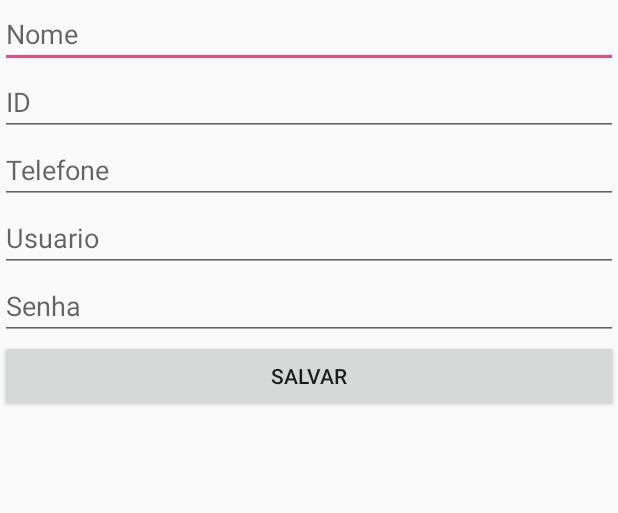
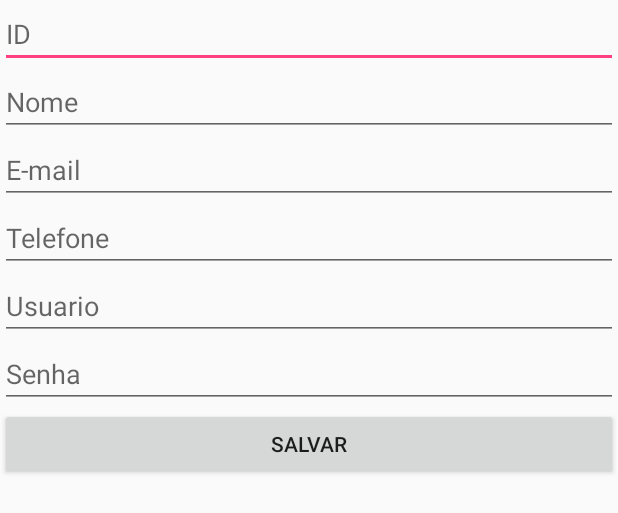
Before and after one commit to claranobre/Meu-Socio, an Android app: the layout activity_cadastro.xml on its own in the app's theme, with its tools: preview values and no code run, on a phone screen of 412 x 824 dp. Shown: the top 513 px of the screen. Run offline under Robolectric (Android 15) with nearby library versions, the phone set to English and light mode, and no system bars.

Commit message:
Menu Funcionando

```diff
--- a/MeuSocio/app/src/main/AndroidManifest.xml
+++ b/MeuSocio/app/src/main/AndroidManifest.xml
@@ -37,7 +37,8 @@
         <activity
             android:name=".Activities.ListaUsuariosActivity"
             android:label="@string/title_activity_lista_usuarios"
-            android:theme="@style/AppTheme.NoActionBar"></activity>
+            android:theme="@style/AppTheme.NoActionBar" />
+        <activity android:name=".Activities.CadastroActivity"></activity>
     </application>
 
 </manifest>
--- /dev/null
+++ b/MeuSocio/app/src/main/java/com/meu/socio/meusocio/Activities/CadastroActivity.java
@@ -0,0 +1,15 @@
+package com.meu.socio.meusocio.Activities;
+
+import android.support.v7.app.AppCompatActivity;
+import android.os.Bundle;
+
+import com.meu.socio.meusocio.R;
+
+public class CadastroActivity extends AppCompatActivity {
+
+    @Override
+    protected void onCreate(Bundle savedInstanceState) {
+        super.onCreate(savedInstanceState);
+        setContentView(R.layout.activity_cadastro);
+    }
+}
--- a/MeuSocio/app/src/main/java/com/meu/socio/meusocio/Activities/CadastroFragment.java
+++ b/MeuSocio/app/src/main/java/com/meu/socio/meusocio/Activities/CadastroFragment.java
@@ -14,11 +14,11 @@ import com.meu.socio.meusocio.R;
 
 public class CadastroFragment extends android.support.v4.app.Fragment {
 
-    @Nullable
-    @Override
-    public View onCreateView(LayoutInflater inflater, ViewGroup container, @Nullable Bundle savedInstanceState) {
-        return inflater.inflate(R.layout.cadastro_fragment, container, false);
-    }
+//    @Nullable
+//    @Override
+//    public View onCreateView(LayoutInflater inflater, ViewGroup container, @Nullable Bundle savedInstanceState) {
+////        return inflater.inflate(R.layout.cadastro_fragment, container, false);
+//    }
 
     @Override
     public void onViewCreated(View view, @Nullable Bundle savedInstanceState) {
--- a/MeuSocio/app/src/main/java/com/meu/socio/meusocio/Activities/Cadastro.java
+++ b/MeuSocio/app/src/main/java/com/meu/socio/meusocio/Cadastro.java
@@ -1,4 +1,4 @@
-package com.meu.socio.meusocio.Activities;
+package com.meu.socio.meusocio;
 
 
 import java.util.ArrayList;
--- a/MeuSocio/app/src/main/java/com/meu/socio/meusocio/Activities/Status.java
+++ b/MeuSocio/app/src/main/java/com/meu/socio/meusocio/Status.java
@@ -1,4 +1,4 @@
-package com.meu.socio.meusocio.Activities;
+package com.meu.socio.meusocio;
 
 /**
  * Created by clara on 9/20/17.
--- a/MeuSocio/app/src/main/java/com/meu/socio/meusocio/Activities/Usuario.java
+++ b/MeuSocio/app/src/main/java/com/meu/socio/meusocio/Usuario.java
@@ -1,4 +1,4 @@
-package com.meu.socio.meusocio.Activities;
+package com.meu.socio.meusocio;
 
 /**
  * Created by clara on 9/20/17.
--- a/MeuSocio/app/src/main/res/layout/cadastro_fragment.xml
+++ b/MeuSocio/app/src/main/res/layout/activity_cadastro.xml
@@ -10,38 +10,45 @@
         <EditText
             android:layout_width="match_parent"
             android:layout_height="wrap_content"
+            android:hint="ID"
+            android:id="@+id/cadastro_id"/>
+        <EditText
+
+            android:layout_width="match_parent"
+            android:layout_height="wrap_content"
             android:hint="Nome"
-            android:id="@+id/formulario_nome"/>
+            android:id="@+id/cadastro_nome"/>
+
 
         <EditText
             android:layout_width="match_parent"
             android:layout_height="wrap_content"
-            android:hint="ID"
-            android:id="@+id/formulario_id"/>
+            android:hint="E-mail"
+            android:id="@+id/cadastro_email"/>
 
         <EditText
             android:layout_width="match_parent"
             android:layout_height="wrap_content"
             android:hint="Telefone"
-            android:id="@+id/formulario_telefone"/>
+            android:id="@+id/cadastro_telefone"/>
 
         <EditText
             android:layout_width="match_parent"
             android:layout_height="wrap_content"
             android:hint="Usuario"
-            android:id="@+id/formulario_usuario"/>
+            android:id="@+id/cadastro_usuario"/>
 
         <EditText
             android:layout_width="match_parent"
             android:layout_height="wrap_content"
             android:hint="Senha"
-            android:id="@+id/formulario_senha"/>
+            android:id="@+id/cadastro_senha"/>
 
         <Button
             android:layout_width="match_parent"
             android:layout_height="wrap_content"
             android:text="Salvar"
-            android:id="@+id/formulario_salvar"/>
+            android:id="@+id/cadastro_salvar"/>
 
 
     </LinearLayout>
--- a/MeuSocio/app/src/main/res/values/strings.xml
+++ b/MeuSocio/app/src/main/res/values/strings.xml
@@ -22,4 +22,5 @@
     <string name="title_activity_formulario">FormularioActivity</string>
     <string name="title_activity_lista_usuarios">ListaUsuariosActivity</string>
     <string name="Cadastro" />
+    <string name="title_activity_cadastro">CadastroActivity</string>
 </resources>
```
Also changed, not shown: MeuSocio/app/src/main/java/com/meu/socio/meusocio/Activities/FeedNoticiasActivity.java (+8 -3 lines), MeuSocio/app/src/main/res/layout/content_formulario.xml (deleted, +0 -11 lines).
